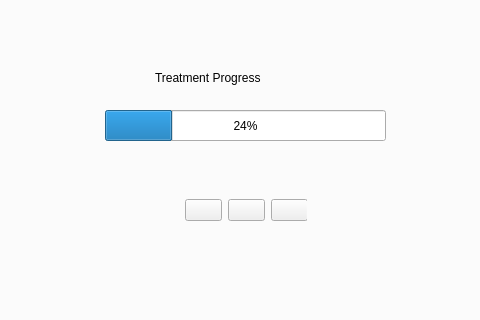
Old version of the form mainwindow.ui in the repository CATBOYCOWBOY/COMP3004A4; both pictures show x 107 to 587 and y 115 to 435 of the 728 by 528 pixel window.
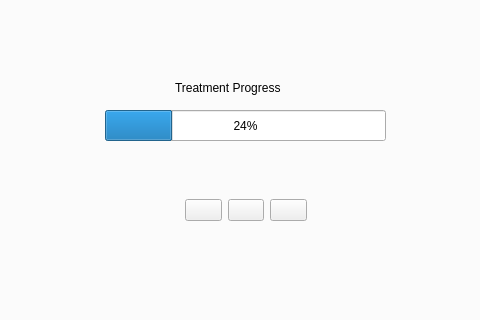
New version of the form. Icons and pictures are not drawn.

Commit message: more UI adjustments, progress bar set 0

Patch:
```diff
--- a/mainwindow.ui
+++ b/mainwindow.ui
@@ -46,8 +46,8 @@
      <widget class="QLabel" name="label">
       <property name="geometry">
        <rect>
-        <x>250</x>
-        <y>130</y>
+        <x>270</x>
+        <y>140</y>
         <width>151</width>
         <height>16</height>
        </rect>
@@ -90,19 +90,6 @@
          </property>
         </spacer>
        </item>
-       <item>
-        <spacer name="horizontalSpacer_3">
-         <property name="orientation">
-          <enum>Qt::Horizontal</enum>
-         </property>
-         <property name="sizeHint" stdset="0">
-          <size>
-           <width>40</width>
-           <height>20</height>
-          </size>
-         </property>
-        </spacer>
-       </item>
        <item>
         <widget class="QPushButton" name="treatmentStartButton">
          <property name="text">
@@ -121,20 +108,7 @@
          </property>
          <property name="sizeHint" stdset="0">
           <size>
-           <width>40</width>
-           <height>20</height>
-          </size>
-         </property>
-        </spacer>
-       </item>
-       <item>
-        <spacer name="horizontalSpacer_4">
-         <property name="orientation">
-          <enum>Qt::Horizontal</enum>
-         </property>
-         <property name="sizeHint" stdset="0">
-          <size>
-           <width>40</width>
+           <width>120</width>
            <height>20</height>
           </size>
          </property>
```
Left out of the diff: 2 changed lines with no effect on the pictures. The commit also changes 1 other file.
